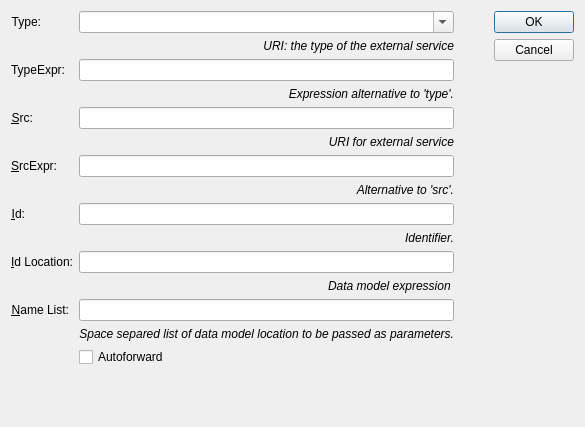
Qt form src/modules/specialized/scxml/dialogs/scxmlinvokedialog.ui (lbellonda/qxmledit) before a commit.
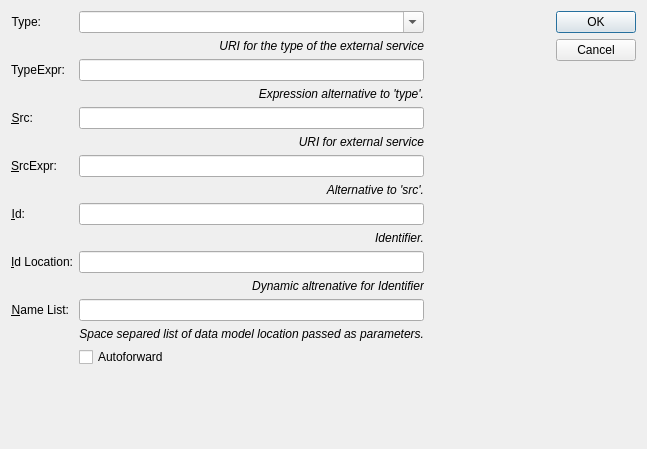
The same form after that commit. Icons and pictures are not drawn.

```diff
--- a/src/modules/specialized/scxml/dialogs/scxmlinvokedialog.ui
+++ b/src/modules/specialized/scxml/dialogs/scxmlinvokedialog.ui
@@ -6,8 +6,8 @@
    <rect>
     <x>0</x>
     <y>0</y>
-    <width>585</width>
-    <height>427</height>
+    <width>647</width>
+    <height>449</height>
    </rect>
   </property>
   <property name="windowTitle">
@@ -53,7 +53,7 @@
         </font>
        </property>
        <property name="text">
-        <string>URI: the type of the external service</string>
+        <string>URI for the type of the external service</string>
        </property>
        <property name="alignment">
         <set>Qt::AlignRight|Qt::AlignTrailing|Qt::AlignVCenter</set>
@@ -184,7 +184,7 @@
         </font>
        </property>
        <property name="text">
-        <string>Data model expression </string>
+        <string>Dynamic altrenative for Identifier</string>
        </property>
        <property name="alignment">
         <set>Qt::AlignRight|Qt::AlignTrailing|Qt::AlignVCenter</set>
@@ -246,7 +246,7 @@
         </font>
        </property>
        <property name="text">
-        <string>Space separed list of data model location to be passed as parameters.</string>
+        <string>Space separed list of data model location passed as parameters.</string>
        </property>
        <property name="alignment">
         <set>Qt::AlignRight|Qt::AlignTrailing|Qt::AlignVCenter</set>
```
Left out of the diff: 1 changed line with no effect on the pictures.
